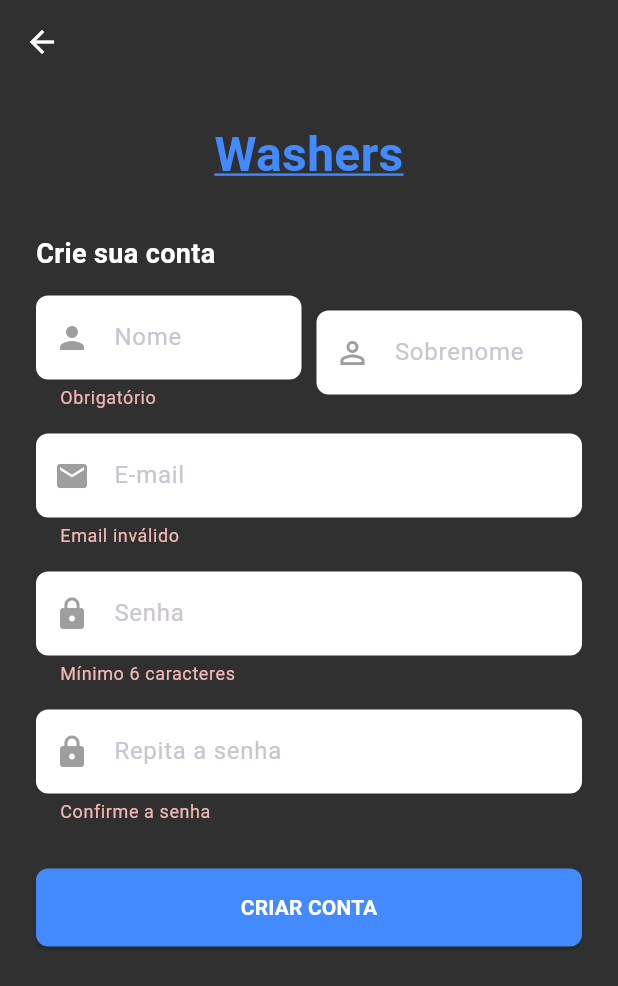
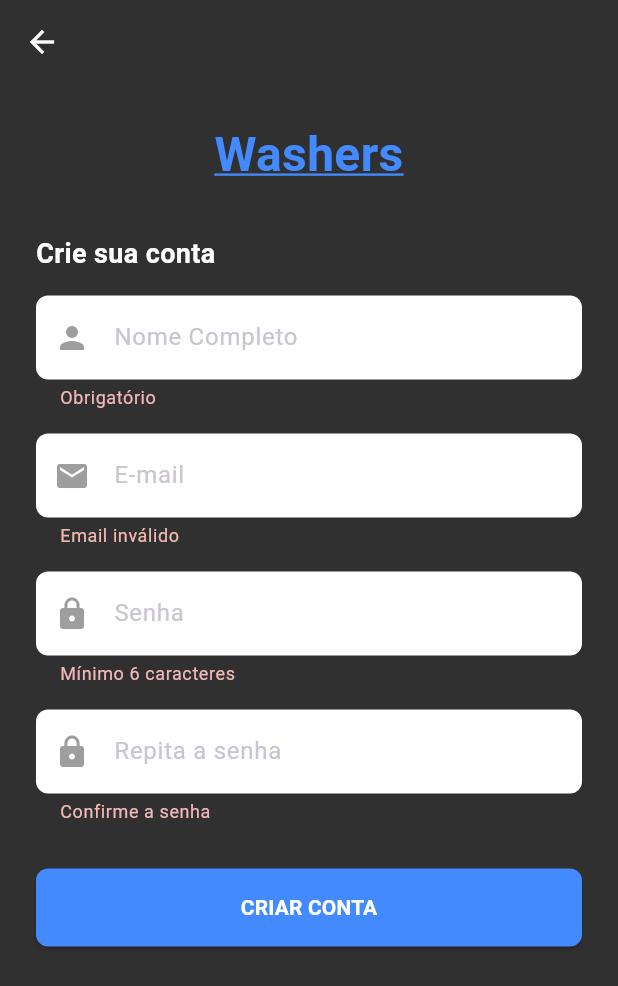
Before and after one commit to ErickDevp/Projeto-Mobile-FrontEnd, a Flutter app: the RegisterPage screen opened directly, after a tap on "CRIAR CONTA", on a phone screen of 412 x 824 dp. Shown: the top 986 px of the screen. Run offline on Flutter 3.47's test engine with Material 3 defaults, Android fonts, the phone set to English and light mode, and no system bars; our stand-ins replace flutter_secure_storage, image_picker; accounts and stored records are empty.

Commit message:
removi sobrenome da tela de registro

```diff
--- a/lib/main.dart
+++ b/lib/main.dart
@@ -11,7 +11,7 @@ class FitTrackerProApp extends StatelessWidget {
 
   @override
   Widget build(BuildContext context) {
-    // 2. MaterialApp é o widget raiz do seu aplicativo
+    // 2. MaterialApp é o widget raiz do seu aplicativo:
     return MaterialApp(
       title: 'Fit Tracker Pro', // Título do App
       debugShowCheckedModeBanner: false, // Remove a faixa "Debug" no canto
--- a/lib/pages/register_page.dart
+++ b/lib/pages/register_page.dart
@@ -11,7 +11,6 @@ class RegisterPage extends StatefulWidget {
 class _RegisterPageState extends State<RegisterPage> {
   final _formKey = GlobalKey<FormState>();
   final _nomeController = TextEditingController();
-  final _sobrenomeController = TextEditingController();
   final _emailController = TextEditingController();
   final _passwordController = TextEditingController();
   final _repeatPasswordController = TextEditingController();
@@ -28,9 +27,7 @@ class _RegisterPageState extends State<RegisterPage> {
 
       setState(() => _isLoading = true);
 
-      // Junta nome e sobrenome
-      String nomeCompleto = "${_nomeController.text} ${_sobrenomeController.text}".trim();
-
+      String nomeCompleto = _nomeController.text.trim();
       bool success = await _authService.register(
         nomeCompleto,
         _emailController.text,
@@ -81,26 +78,11 @@ class _RegisterPageState extends State<RegisterPage> {
                 const Text("Crie sua conta", style: TextStyle(color: Colors.white, fontSize: 18, fontWeight: FontWeight.bold)),
                 const SizedBox(height: 15),
 
-                // Linha Nome e Sobrenome
-                Row(
-                  children: [
-                    Expanded(
-                      child: TextFormField(
-                        controller: _nomeController,
-                        style: const TextStyle(color: Colors.black),
-                        decoration: _inputDecorationBranca("Nome", Icons.person),
-                        validator: (v) => v!.isEmpty ? 'Obrigatório' : null,
-                      ),
-                    ),
-                    const SizedBox(width: 10),
-                    Expanded(
-                      child: TextFormField(
-                        controller: _sobrenomeController,
-                        style: const TextStyle(color: Colors.black),
-                        decoration: _inputDecorationBranca("Sobrenome", Icons.person_outline),
-                      ),
-                    ),
-                  ],
+                TextFormField(
+                  controller: _nomeController,
+                  style: const TextStyle(color: Colors.black),
+                  decoration: _inputDecorationBranca("Nome Completo", Icons.person),
+                  validator: (v) => v!.isEmpty ? 'Obrigatório' : null,
                 ),
                 const SizedBox(height: 16),
 
```
